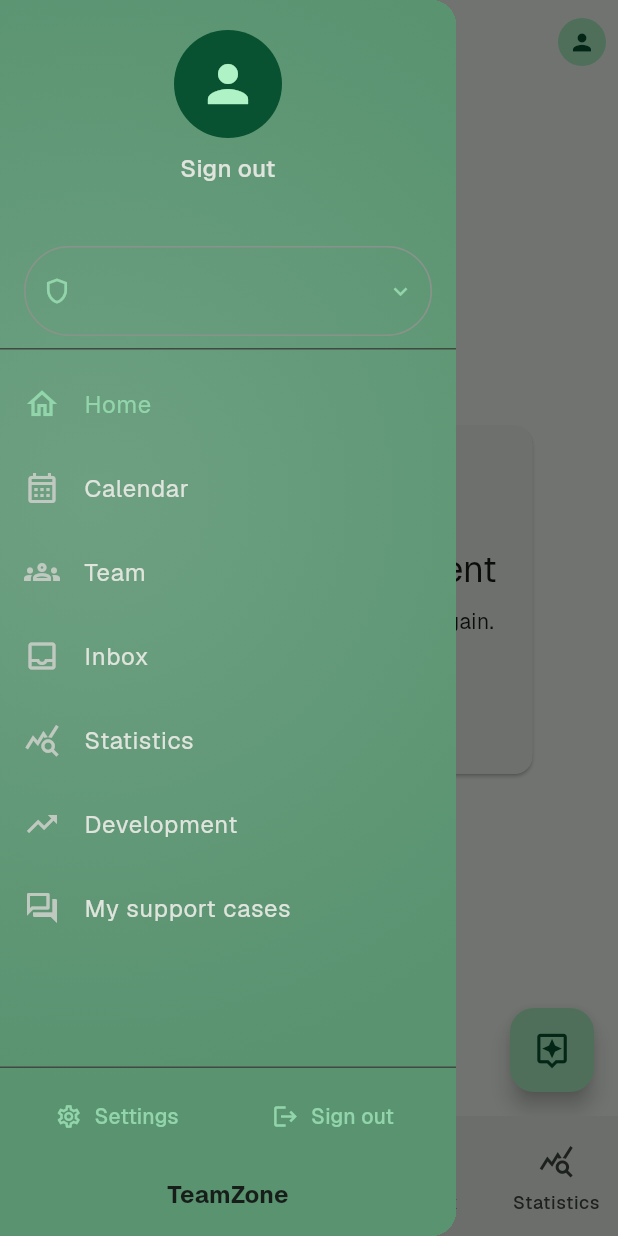
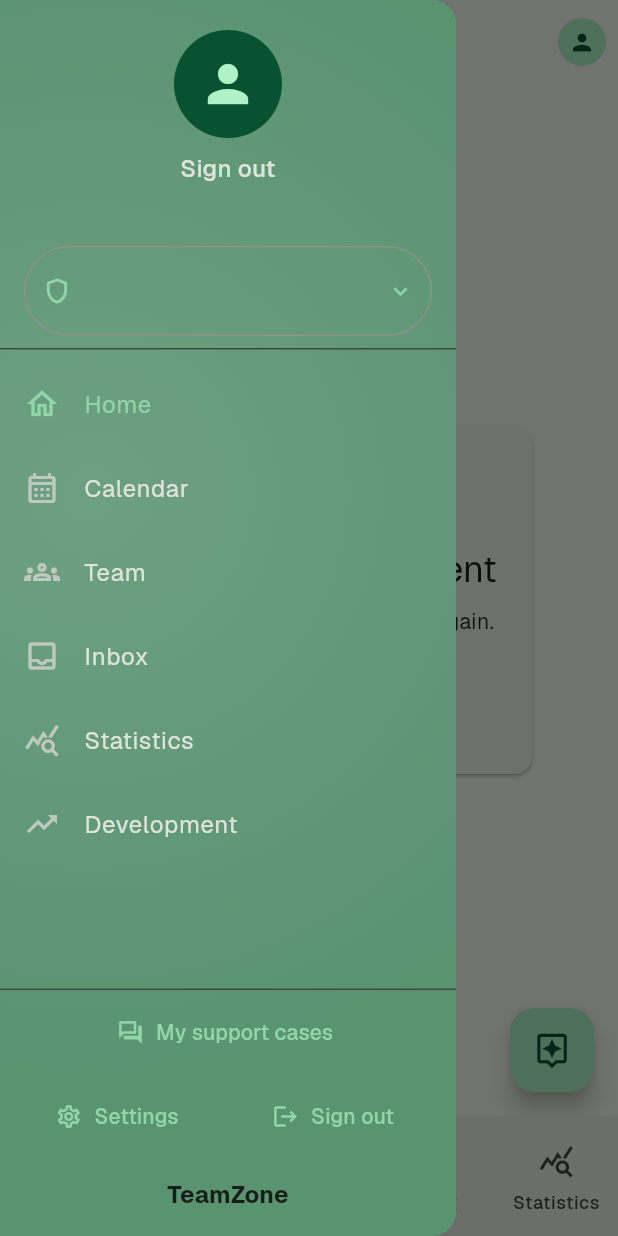
Before and after one commit to ilbiscione-grande/teamzoneapp, a Flutter app: the _ProductShell screen opened directly with empty values, with the side drawer open, on a phone screen of 412 x 824 dp. Run offline on Flutter 3.47's test engine with Material 3 defaults, Android fonts, the phone set to English and light mode, and no system bars; our stand-ins replace app_links, file_picker, firebase_core, firebase_crashlytics, go_router, image_picker and 4 more; missing offline and left inert: dart:js_interop; accounts and stored records are empty; project files that could hold a hidden picture were left out.

Commit message:
fix: keep requester support entry visible

```diff
--- a/lib/src/app/product_shell.dart
+++ b/lib/src/app/product_shell.dart
@@ -1974,15 +1974,18 @@ class _AppNavigationPanel extends StatelessWidget {
                           )
                         : const SizedBox.shrink(),
                   ),
-                _NavPanelRow(
-                  icon: Icons.forum_outlined,
-                  label: strings.feature('Mina supportärenden'),
-                  onTap: onOpenMySupportCases,
-                ),
               ],
             ),
           ),
           const Divider(height: 1),
+          Padding(
+            padding: const EdgeInsets.fromLTRB(8, 4, 8, 0),
+            child: TextButton.icon(
+              onPressed: onOpenMySupportCases,
+              icon: const Icon(Icons.forum_outlined),
+              label: Text(strings.feature('Mina supportärenden')),
+            ),
+          ),
           Padding(
             padding: const EdgeInsets.all(8),
             child: Row(
```
